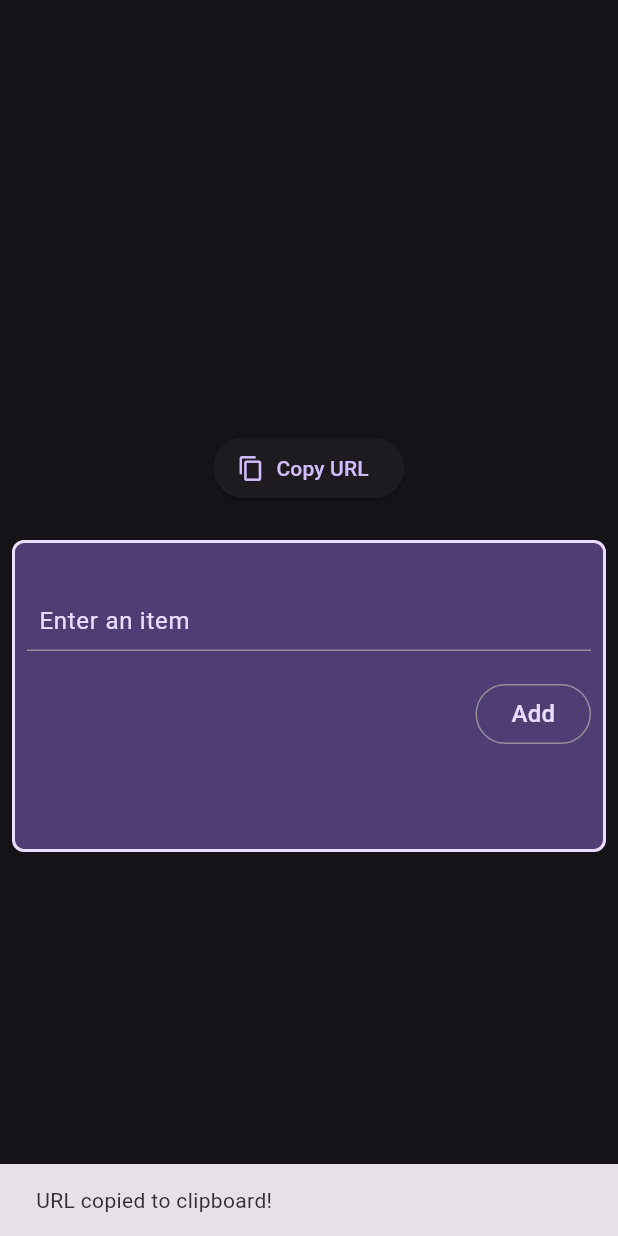
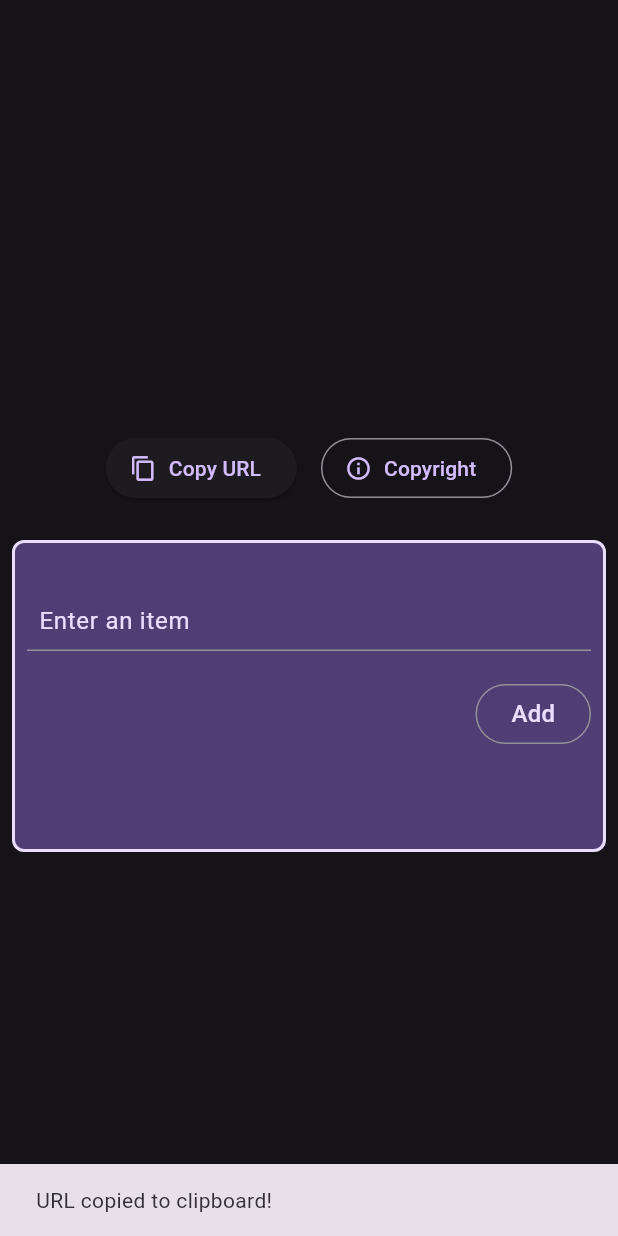
Before and after one commit to JesseRiemens/roulette, a Flutter app: the screen it shows after launch, after a tap on "Copy URL", on a phone screen of 412 x 824 dp. Run offline on Flutter 3.47's test engine with Material 3 defaults, Android fonts, the phone set to English and light mode, and no system bars; our stand-ins replace flutter_bloc, freezed_annotation, hydrated_bloc; missing offline and left inert: roulette; generated files the repository leaves out were written again.

Commit message:
Add copyright information page with navigation and tests
Co-authored-by: JesseRiemens <33691143+JesseRiemens@users.noreply.github.com>

```diff
--- a/lib/main.dart
+++ b/lib/main.dart
@@ -10,6 +10,7 @@ import 'package:path_provider/path_provider.dart';
 import 'package:webroulette/bloc/storage_bloc.dart';
 import 'package:webroulette/l10n/app_localizations.dart';
 import 'package:webroulette/screens/roulette_screen.dart';
+import 'package:webroulette/screens/copyright_screen.dart';
 
 void main() async {
   WidgetsFlutterBinding.ensureInitialized();
@@ -33,7 +34,15 @@ class MainApp extends StatelessWidget {
         colorScheme: ColorScheme.fromSeed(seedColor: Colors.deepPurple, brightness: Brightness.dark),
       ),
       title: 'Roulette',
-      onGenerateRoute: (settings) => CustomPageRoute(builder: (context) => const RouletteScreen(), settings: settings),
+      onGenerateRoute: (settings) {
+        switch (settings.name) {
+          case '/copyright':
+            return CustomPageRoute(builder: (context) => const CopyrightScreen(), settings: settings);
+          case '/':
+          default:
+            return CustomPageRoute(builder: (context) => const RouletteScreen(), settings: settings);
+        }
+      },
       initialRoute: '',
       localizationsDelegates: const <LocalizationsDelegate<dynamic>>[
         GlobalMaterialLocalizations.delegate,
--- a/lib/screens/roulette_screen.dart
+++ b/lib/screens/roulette_screen.dart
@@ -2,6 +2,7 @@ import 'package:flutter/material.dart';
 import 'package:flutter/services.dart';
 import 'package:flutter_bloc/flutter_bloc.dart';
 import 'package:webroulette/bloc/storage_bloc.dart';
+import 'package:webroulette/l10n/app_localizations.dart';
 import 'package:webroulette/widgets/editing_widget.dart';
 import 'package:webroulette/widgets/roulette_widget.dart';
 
@@ -29,8 +30,8 @@ class RouletteScreen extends StatelessWidget {
                 mainAxisAlignment: MainAxisAlignment.start,
                 children: [
                   const SizedBox(height: 40),
-                  // Copy URL button
-                  _buildCopyButton(context),
+                  // Top action buttons
+                  _buildTopActionButtons(context),
                   _buildEditWidget(rouletteItems, context),
                   if (rouletteItems.length > 1) RouletteWidget(rouletteItems: rouletteItems),
                 ],
@@ -57,10 +58,13 @@ class RouletteScreen extends StatelessWidget {
     );
   }
 
-  Padding _buildCopyButton(BuildContext context) {
+  Widget _buildTopActionButtons(BuildContext context) {
     return Padding(
       padding: const EdgeInsets.only(bottom: 16.0),
-      child: ElevatedButton.icon(
+      child: Row(
+        mainAxisAlignment: MainAxisAlignment.center,
+        children: [
+          ElevatedButton.icon(
             icon: const Icon(Icons.copy),
             label: const Text('Copy URL'),
             onPressed: () {
@@ -72,6 +76,16 @@ class RouletteScreen extends StatelessWidget {
               );
             },
           ),
+          const SizedBox(width: 16),
+          OutlinedButton.icon(
+            icon: const Icon(Icons.info_outline),
+            label: Text(AppLocalizations.of(context)!.copyright),
+            onPressed: () {
+              Navigator.of(context).pushNamed('/copyright');
+            },
+          ),
+        ],
+      ),
     );
   }
 }
```
Also changed, not shown: lib/l10n/int_nl.arb (+7 -1 lines), lib/l10n/intl_en.arb (+13 -1 lines), lib/screens/copyright_screen.dart (added, +69 -0 lines), 2 other files. Lines whose indentation alone changed are shown as unchanged.
